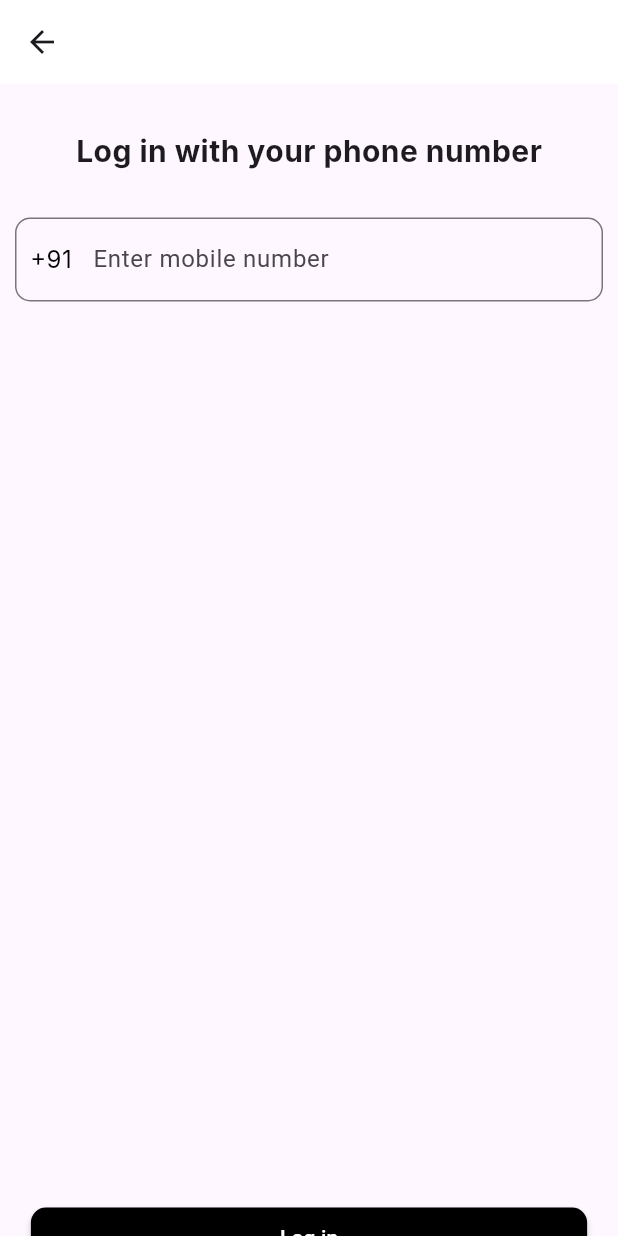
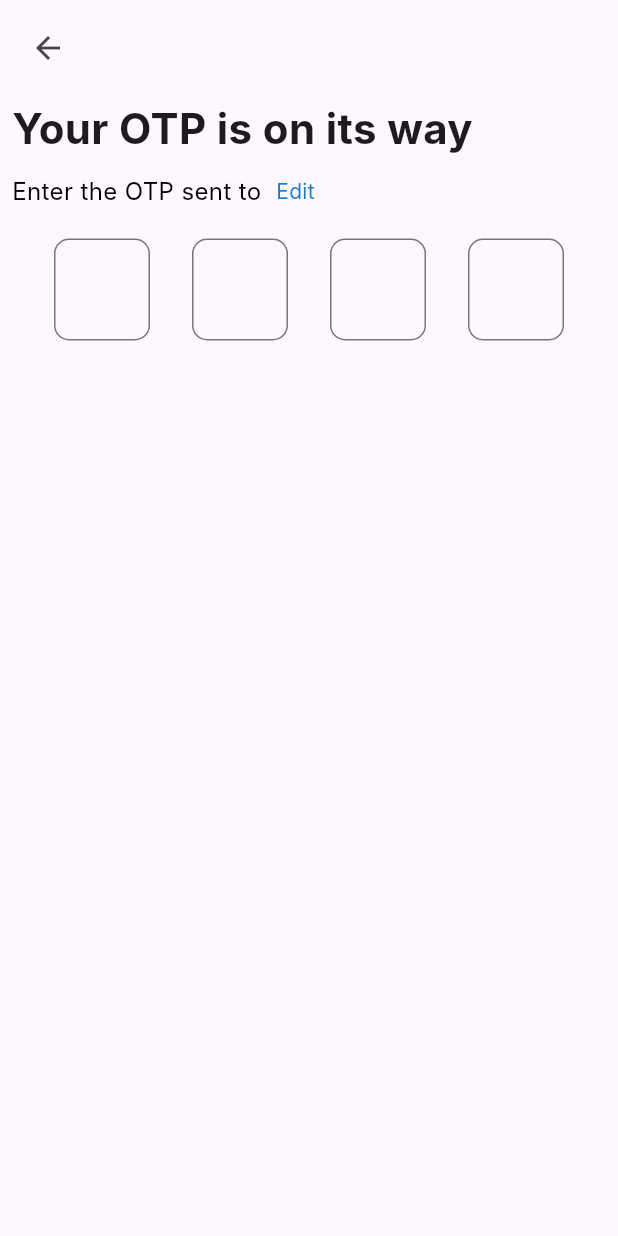
Before and after one commit to denilshaji2k/acko-clone, a Flutter app: the LoginMobile screen opened directly, after a tap on "Log in", on a phone screen of 412 x 824 dp. Run offline on Flutter 3.47's test engine with Material 3 defaults, Android fonts, the phone set to English and light mode, and no system bars; our stand-ins replace flutter_svg; Roboto replaces fonts that are missing (Inter).

Commit message:
initial load pages completed

```diff
--- /dev/null
+++ b/lib/view/login_mobile_otp_view.dart
@@ -0,0 +1,128 @@
+import 'package:flutter/material.dart';
+import 'package:provider/provider.dart';
+import 'login_mobile_view.dart';
+import '../view_model/login_mobile_otp_view_model.dart';
+import 'home_view.dart';
+
+class LoginMobileOtpView extends StatelessWidget {
+  final String mobileNumber;
+  const LoginMobileOtpView({super.key, required this.mobileNumber});
+
+  @override
+  Widget build(BuildContext context) {
+    return Scaffold(
+      body: SafeArea(
+        child: Padding(
+          padding: const EdgeInsets.all(8.0),
+          child: Consumer<LoginMobileOtpViewModel>(
+            builder: (context, loginMobileOtp, child) => Column(
+              crossAxisAlignment: CrossAxisAlignment.start,
+              children: [
+                IconButton(
+                  onPressed: () {
+                    Navigator.pop(context);
+                  },
+                  icon: const Icon(Icons.arrow_back),
+                ),
+                const SizedBox(height: 10),
+                const Text(
+                  'Your OTP is on its way',
+                  style: TextStyle(
+                    fontFamily: 'Inter',
+                    fontSize: 28,
+                    fontWeight: FontWeight.w700,
+                  ),
+                ),
+                const SizedBox(height: 10),
+                Row(
+                  children: [
+                    Text(
+                      'Enter the OTP sent to $mobileNumber',
+                      style: const TextStyle(
+                        color: Colors.black,
+                        fontFamily: 'Inter',
+                        fontSize: 16,
+                        fontWeight: FontWeight.w400,
+                      ),
+                    ),
+                    const SizedBox(width: 5),
+                    InkWell(
+                      onTap: () {
+                        Navigator.push(
+                            context,
+                            MaterialPageRoute(
+                                builder: (context) => const LoginMobile()));
+                      },
+                      child: const Text(
+                        'Edit',
+                        style: TextStyle(
+                          color: Color.fromARGB(255, 27, 122, 199),
+                          fontFamily: 'Inter',
+                          fontSize: 14,
+                          fontWeight: FontWeight.w400,
+                        ),
+                      ),
+                    ),
+                  ],
+                ),
+                const SizedBox(height: 20),
+                Form(
+                  key: loginMobileOtp.loginMobileOtpFormKey,
+                  child: Row(
+                    mainAxisAlignment: MainAxisAlignment.spaceEvenly,
+                    children: List.generate(
+                      4,
+                      (index) => SizedBox(
+                        width: 64,
+                        height: 68,
+                        child: TextField(
+                          controller: loginMobileOtp.otpControllers[index],
+                          focusNode: loginMobileOtp.focusNodes[index],
+                          textAlign: TextAlign.center,
+                          keyboardType: TextInputType.number,
+                          maxLength: 1,
+                          onChanged: (value) {
+                            if (value.length == 1) {
+                              if (index < 3) {
+                                loginMobileOtp.focusNodes[index + 1]
+                                    .requestFocus();
+                              }
+                            }
+                            if (value.isEmpty) {
+                              if (index > 0) {
+                                loginMobileOtp.focusNodes[index - 1]
+                                    .requestFocus();
+                              }
+                            }
+                            loginMobileOtp.validateOtp();
+                            if (loginMobileOtp.buttonEnabled) {
+                              Navigator.push(
+                                  context,
+                                  MaterialPageRoute(
+                                      builder: (context) => const HomeView()));
+                            }
+                          },
+                          style: const TextStyle(
+                            fontFamily: 'Inter',
+                            fontSize: 24,
+                            fontWeight: FontWeight.w400,
+                          ),
+                          decoration: InputDecoration(
+                            counterText: "",
+                            border: OutlineInputBorder(
+                              borderRadius: BorderRadius.circular(10),
+                            ),
+                          ),
+                        ),
+                      ),
+                    ),
+                  ),
+                ),
+              ],
+            ),
+          ),
+        ),
+      ),
+    );
+  }
+}
--- a/lib/view/login_mobile_view.dart
+++ b/lib/view/login_mobile_view.dart
@@ -1,10 +1,12 @@
 import 'package:flutter/material.dart';
+import 'package:acko_clone/view/login_mobile_otp_view.dart';
 
 class LoginMobile extends StatelessWidget {
   const LoginMobile({super.key});
 
   @override
   Widget build(BuildContext context) {
+    final mobileController = TextEditingController();
     return Scaffold(
       appBar: AppBar(
         backgroundColor: Colors.white,
@@ -31,6 +33,7 @@ class LoginMobile extends StatelessWidget {
           Padding(
             padding: const EdgeInsets.all(10.0),
             child: TextField(
+              controller: mobileController,
               decoration: InputDecoration(
                 prefixIcon: Container(
                   width: MediaQuery.of(context).size.width * 0.10,
@@ -53,13 +56,19 @@ class LoginMobile extends StatelessWidget {
               ),
             ),
           ),
-          const SizedBox(
-            height: 590,
+          const Spacer(),
+          MaterialButton(
+            minWidth: MediaQuery.of(context).size.width * 0.9,
+            onPressed: () {
+              Navigator.push(
+                context,
+                MaterialPageRoute(
+                  builder: (context) => LoginMobileOtpView(
+                    mobileNumber: mobileController.text,
                   ),
-          SizedBox(
-            width: MediaQuery.of(context).size.width * 0.9,
-            child: MaterialButton(
-              onPressed: () {},
+                ),
+              );
+            },
             color: Colors.black,
             textColor: Colors.white,
             padding: const EdgeInsets.symmetric(horizontal: 20, vertical: 10),
@@ -67,7 +76,6 @@ class LoginMobile extends StatelessWidget {
               borderRadius: BorderRadius.circular(10),
             ),
             child: const Text('Log in'),
-            ),
           )
         ],
       ),
--- a/lib/view/login_prompt_view.dart
+++ b/lib/view/login_prompt_view.dart
@@ -4,8 +4,8 @@ import 'package:acko_clone/view/login_work_view.dart';
 import 'package:acko_clone/view/privacy_view.dart';
 import 'package:flutter/material.dart';
 
-class LoginPrompt extends StatelessWidget {
-  const LoginPrompt({super.key});
+class LoginPromptView extends StatelessWidget {
+  const LoginPromptView({super.key});
 
   @override
   Widget build(BuildContext context) {
--- /dev/null
+++ b/lib/view_model/login_mobile_otp_view_model.dart
@@ -0,0 +1,26 @@
+import 'package:flutter/material.dart';
+class LoginMobileOtpViewModel extends ChangeNotifier {
+  final loginMobileOtpFormKey = GlobalKey<FormState>();
+  bool buttonEnabled = false;
+  final List<TextEditingController> otpControllers = List.generate(
+    4,
+    (index) => TextEditingController(),
+  );
+  final List<FocusNode> focusNodes = List.generate(
+    4,
+    (index) => FocusNode(),
+  );
+
+  bool get isOtpFilled =>
+      otpControllers.every((controller) => controller.text.isNotEmpty);
+
+  void validateOtp() {
+    if (isOtpFilled) {
+      buttonEnabled = true;
+
+    } else {
+      buttonEnabled = false;
+    }
+    notifyListeners();
+  }
+}
```
Also changed, not shown: lib-bkp/main.dart (deleted, +0 -20 lines), lib/main.dart (+9 -5 lines), lib/view/home_view.dart (added, +14 -0 lines), lib/view/login_recover_view.dart (+61 -0 lines), lib/view/login_work.dart (deleted, +0 -95 lines). Lines whose indentation alone changed are shown as unchanged.
